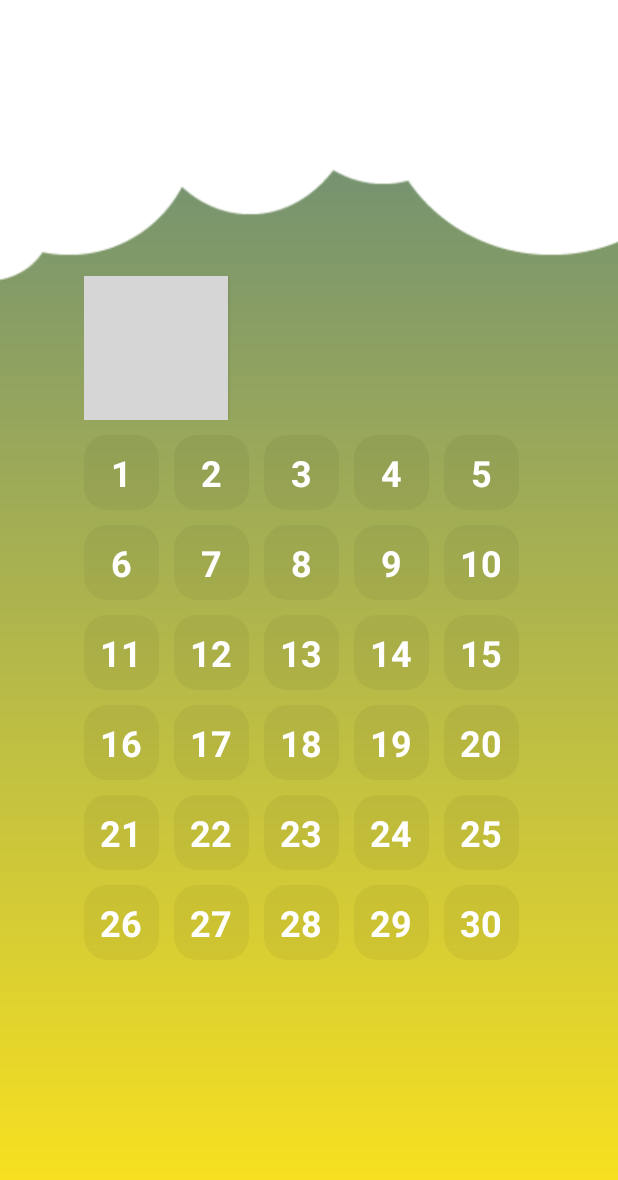
After one commit to mezgoodle/QuizGame, an Android app: the layout gamelevels.xml on its own in the app's theme, with its tools: preview values and no code run, on a phone screen of 412 x 824 dp. The commit adds this screen. Shown: the top 1180 px of the screen. Run offline under Robolectric (Android 15) with nearby library versions, the phone set to English and light mode, and no system bars; grey boxes are pictures that could not be loaded.

Commit message:
Add level buttons

```diff
--- /dev/null
+++ b/app/src/main/res/drawable/button_gamelevels.xml
@@ -0,0 +1,5 @@
+<?xml version="1.0" encoding="utf-8"?>
+<selector xmlns:android="http://schemas.android.com/apk/res/android">
+    <item android:state_pressed="false" android:drawable="@drawable/style_btn_black95"/>
+    <item android:state_pressed="true" android:drawable="@drawable/style_btn_black60"/>
+</selector>
--- /dev/null
+++ b/app/src/main/res/drawable/style_btn_black60.xml
@@ -0,0 +1,5 @@
+<?xml version="1.0" encoding="utf-8"?>
+<shape xmlns:android="http://schemas.android.com/apk/res/android">
+    <corners android:radius="15dp"></corners>
+    <solid android:color="@color/black60"></solid>
+</shape>
--- /dev/null
+++ b/app/src/main/res/drawable/style_btn_black95.xml
@@ -0,0 +1,5 @@
+<?xml version="1.0" encoding="utf-8"?>
+<shape xmlns:android="http://schemas.android.com/apk/res/android">
+    <corners android:radius="15dp"></corners>
+    <solid android:color="@color/black95"></solid>
+</shape>
--- /dev/null
+++ b/app/src/main/res/layout/gamelevels.xml
@@ -0,0 +1,449 @@
+<?xml version="1.0" encoding="utf-8"?>
+<RelativeLayout xmlns:android="http://schemas.android.com/apk/res/android"
+    xmlns:app="http://schemas.android.com/apk/res-auto"
+    android:layout_width="match_parent"
+    android:layout_height="match_parent"
+    android:orientation="vertical">
+
+    <ImageView
+        android:id="@+id/imageView"
+        android:layout_width="match_parent"
+        android:layout_height="match_parent"
+        android:scaleType="centerCrop"
+        app:srcCompat="@drawable/main_background" />
+
+    <LinearLayout
+        android:id="@+id/container1"
+        android:layout_width="match_parent"
+        android:layout_height="match_parent"
+        android:gravity="center"
+        android:orientation="vertical">
+
+        <LinearLayout
+            android:id="@+id/container2"
+            android:layout_width="wrap_content"
+            android:layout_height="wrap_content"
+            android:orientation="vertical"
+            android:padding="10dp">
+
+            <LinearLayout
+                android:id="@+id/container3"
+                android:layout_width="match_parent"
+                android:layout_height="match_parent"
+                android:orientation="horizontal">
+
+                <Button
+                    android:id="@+id/button_back"
+                    android:layout_width="wrap_content"
+                    android:layout_height="wrap_content"
+                    android:text="@string/back"
+                    android:background="@drawable/button_stroke_black95_press_white"
+                    android:textSize="24sp"
+                    android:paddingLeft="5dp"
+                    android:paddingRight="5dp"
+                    android:textColor="@color/white"
+                    android:textAllCaps="false"/>
+            </LinearLayout>
+
+            <ScrollView
+                android:layout_width="match_parent"
+                android:layout_height="match_parent"
+                android:layout_marginTop="10dp">
+
+                <LinearLayout
+                    android:id="@+id/container4"
+                    android:layout_width="match_parent"
+                    android:layout_height="wrap_content"
+                    android:orientation="vertical" >
+
+                    <LinearLayout
+                        android:id="@+id/line1"
+                        android:layout_width="match_parent"
+                        android:layout_height="match_parent"
+                        android:orientation="horizontal">
+
+                        <TextView
+                            android:id="@+id/textView1"
+                            android:layout_width="50dp"
+                            android:layout_height="50dp"
+                            android:layout_marginRight="10dp"
+                            android:background="@drawable/button_gamelevels"
+                            android:gravity="center"
+                            android:text="1"
+                            android:textColor="@color/white"
+                            android:textSize="24sp"
+                            android:textStyle="bold" />
+
+                        <TextView
+                            android:id="@+id/textView2"
+                            android:layout_width="50dp"
+                            android:layout_height="50dp"
+                            android:layout_marginRight="10dp"
+                            android:background="@drawable/button_gamelevels"
+                            android:gravity="center"
+                            android:text="2"
+                            android:textColor="@color/white"
+                            android:textSize="24sp"
+                            android:textStyle="bold" />
+
+                        <TextView
+                            android:id="@+id/textView3"
+                            android:layout_width="50dp"
+                            android:layout_height="50dp"
+                            android:layout_marginRight="10dp"
+                            android:background="@drawable/button_gamelevels"
+                            android:gravity="center"
+                            android:text="3"
+                            android:textColor="@color/white"
+                            android:textSize="24sp"
+                            android:textStyle="bold" />
+
+                        <TextView
+                            android:id="@+id/textView4"
+                            android:layout_width="50dp"
+                            android:layout_height="50dp"
+                            android:layout_marginRight="10dp"
+                            android:background="@drawable/button_gamelevels"
+                            android:gravity="center"
+                            android:text="4"
+                            android:textColor="@color/white"
+                            android:textSize="24sp"
+                            android:textStyle="bold" />
+
+                        <TextView
+                            android:id="@+id/textView5"
+                            android:layout_width="50dp"
+                            android:layout_height="50dp"
+                            android:layout_marginRight="10dp"
+                            android:background="@drawable/button_gamelevels"
+                            android:gravity="center"
+                            android:text="5"
+                            android:textColor="@color/white"
+                            android:textSize="24sp"
+                            android:textStyle="bold" />
+                    </LinearLayout>
+
+                    <LinearLayout
+                        android:id="@+id/line2"
+                        android:layout_width="match_parent"
+                        android:layout_height="wrap_content"
+                        android:orientation="horizontal"
+                        android:layout_marginTop="10dp">
+
+                        <TextView
+                            android:id="@+id/textView6"
+                            android:layout_width="50dp"
+                            android:layout_height="50dp"
+                            android:text="6"
+                            android:layout_marginRight="10dp"
+                            android:background="@drawable/button_gamelevels"
+                            android:textColor="@color/white"
+                            android:textSize="24sp"
+                            android:textStyle="bold"
+                            android:gravity="center"/>
+                        <TextView
+                            android:id="@+id/textView7"
+                            android:layout_width="50dp"
+                            android:layout_height="50dp"
+                            android:text="7"
+                            android:layout_marginRight="10dp"
+                            android:background="@drawable/button_gamelevels"
+                            android:textColor="@color/white"
+                            android:textSize="24sp"
+                            android:textStyle="bold"
+                            android:gravity="center"/>
+                        <TextView
+                            android:id="@+id/textView8"
+                            android:layout_width="50dp"
+                            android:layout_height="50dp"
+                            android:text="8"
+                            android:layout_marginRight="10dp"
+                            android:background="@drawable/button_gamelevels"
+                            android:textColor="@color/white"
+                            android:textSize="24sp"
+                            android:textStyle="bold"
+                            android:gravity="center"/>
+                        <TextView
+                            android:id="@+id/textView9"
+                            android:layout_width="50dp"
+                            android:layout_height="50dp"
+                            android:text="9"
+                            android:layout_marginRight="10dp"
+                            android:background="@drawable/button_gamelevels"
+                            android:textColor="@color/white"
+                            android:textSize="24sp"
+                            android:textStyle="bold"
+                            android:gravity="center"/>
+                        <TextView
+                            android:id="@+id/textView10"
+                            android:layout_width="50dp"
+                            android:layout_height="50dp"
+                            android:text="10"
+                            android:layout_marginRight="10dp"
+                            android:background="@drawable/button_gamelevels"
+                            android:textColor="@color/white"
+                            android:textSize="24sp"
+                            android:textStyle="bold"
+                            android:gravity="center"/>
+                    </LinearLayout>
+
+                    <LinearLayout
+                        android:id="@+id/line3"
+                        android:layout_width="match_parent"
+                        android:layout_height="wrap_content"
+                        android:orientation="horizontal"
+                        android:layout_marginTop="10dp">
+
+                        <TextView
+                            android:id="@+id/textView11"
+                            android:layout_width="50dp"
+                            android:layout_height="50dp"
+                            android:text="11"
+                            android:layout_marginRight="10dp"
+                            android:background="@drawable/button_gamelevels"
+                            android:textColor="@color/white"
+                            android:textSize="24sp"
+                            android:textStyle="bold"
+                            android:gravity="center"/>
+                        <TextView
+                            android:id="@+id/textView12"
+                            android:layout_width="50dp"
+                            android:layout_height="50dp"
+                            android:text="12"
+                            android:layout_marginRight="10dp"
+                            android:background="@drawable/button_gamelevels"
+                            android:textColor="@color/white"
+                            android:textSize="24sp"
+                            android:textStyle="bold"
+                            android:gravity="center"/>
+                        <TextView
+                            android:id="@+id/textView13"
+                            android:layout_width="50dp"
+                            android:layout_height="50dp"
+                            android:text="13"
+                            android:layout_marginRight="10dp"
+                            android:background="@drawable/button_gamelevels"
+                            android:textColor="@color/white"
+                            android:textSize="24sp"
+                            android:textStyle="bold"
+                            android:gravity="center"/>
+                        <TextView
+                            android:id="@+id/textView14"
+                            android:layout_width="50dp"
+                            android:layout_height="50dp"
+                            android:text="14"
+                            android:layout_marginRight="10dp"
+                            android:background="@drawable/button_gamelevels"
+                            android:textColor="@color/white"
+                            android:textSize="24sp"
+                            android:textStyle="bold"
+                            android:gravity="center"/>
+                        <TextView
+                            android:id="@+id/textView15"
+                            android:layout_width="50dp"
+                            android:layout_height="50dp"
+                            android:text="15"
+                            android:layout_marginRight="10dp"
+                            android:background="@drawable/button_gamelevels"
+                            android:textColor="@color/white"
+                            android:textSize="24sp"
+                            android:textStyle="bold"
+                            android:gravity="center"/>
+                    </LinearLayout>
+
+                    <LinearLayout
+                        android:id="@+id/line4"
+                        android:layout_width="match_parent"
+                        android:layout_height="wrap_content"
+                        android:orientation="horizontal"
+                        android:layout_marginTop="10dp">
+
+                        <TextView
+                            android:id="@+id/textView16"
+                            android:layout_width="50dp"
+                            android:layout_height="50dp"
+                            android:text="16"
+                            android:layout_marginRight="10dp"
+                            android:background="@drawable/button_gamelevels"
+                            android:textColor="@color/white"
+                            android:textSize="24sp"
+                            android:textStyle="bold"
+                            android:gravity="center"/>
+                        <TextView
+                            android:id="@+id/textView17"
+                            android:layout_width="50dp"
+                            android:layout_height="50dp"
+                            android:text="17"
+                            android:layout_marginRight="10dp"
+                            android:background="@drawable/button_gamelevels"
+                            android:textColor="@color/white"
+                            android:textSize="24sp"
+                            android:textStyle="bold"
+                            android:gravity="center"/>
+                        <TextView
+                            android:id="@+id/textView18"
+                            android:layout_width="50dp"
+                            android:layout_height="50dp"
+                            android:text="18"
+                            android:layout_marginRight="10dp"
+                            android:background="@drawable/button_gamelevels"
+                            android:textColor="@color/white"
+                            android:textSize="24sp"
+                            android:textStyle="bold"
+                            android:gravity="center"/>
+                        <TextView
+                            android:id="@+id/textView19"
+                            android:layout_width="50dp"
+                            android:layout_height="50dp"
+                            android:text="19"
+                            android:layout_marginRight="10dp"
+                            android:background="@drawable/button_gamelevels"
+                            android:textColor="@color/white"
+                            android:textSize="24sp"
+                            android:textStyle="bold"
+                            android:gravity="center"/>
+                        <TextView
+                            android:id="@+id/textView20"
+                            android:layout_width="50dp"
+                            android:layout_height="50dp"
+                            android:text="20"
+                            android:layout_marginRight="10dp"
+                            android:background="@drawable/button_gamelevels"
+                            android:textColor="@color/white"
+                            android:textSize="24sp"
+                            android:textStyle="bold"
+                            android:gravity="center"/>
+                    </LinearLayout>
+
+                    <LinearLayout
+                        android:id="@+id/line5"
+                        android:layout_width="match_parent"
+                        android:layout_height="wrap_content"
+                        android:orientation="horizontal"
+                        android:layout_marginTop="10dp">
+
+                        <TextView
+                            android:id="@+id/textView21"
+                            android:layout_width="50dp"
+                            android:layout_height="50dp"
+                            android:text="21"
+                            android:layout_marginRight="10dp"
+                            android:background="@drawable/button_gamelevels"
+                            android:textColor="@color/white"
+                            android:textSize="24sp"
+                            android:textStyle="bold"
+                            android:gravity="center"/>
+                        <TextView
+                            android:id="@+id/textView22"
+                            android:layout_width="50dp"
+                            android:layout_height="50dp"
+                            android:text="22"
+                            android:layout_marginRight="10dp"
+                            android:background="@drawable/button_gamelevels"
+                            android:textColor="@color/white"
+                            android:textSize="24sp"
+                            android:textStyle="bold"
+                            android:gravity="center"/>
+                        <TextView
+                            android:id="@+id/textView23"
+                            android:layout_width="50dp"
+                            android:layout_height="50dp"
+                            android:text="23"
+                            android:layout_marginRight="10dp"
+                            android:background="@drawable/button_gamelevels"
+                            android:textColor="@color/white"
+                            android:textSize="24sp"
+                            android:textStyle="bold"
+                            android:gravity="center"/>
+                        <TextView
+                            android:id="@+id/textView24"
+                            android:layout_width="50dp"
+                            android:layout_height="50dp"
+                            android:text="24"
+                            android:layout_marginRight="10dp"
+                            android:background="@drawable/button_gamelevels"
+                            android:textColor="@color/white"
+                            android:textSize="24sp"
+                            android:textStyle="bold"
+                            android:gravity="center"/>
+                        <TextView
+                            android:id="@+id/textView25"
+                            android:layout_width="50dp"
+                            android:layout_height="50dp"
+                            android:text="25"
+                            android:layout_marginRight="10dp"
+                            android:background="@drawable/button_gamelevels"
+                            android:textColor="@color/white"
+                            android:textSize="24sp"
+                            android:textStyle="bold"
+                            android:gravity="center"/>
+                    </LinearLayout>
+
+                    <LinearLayout
+                        android:id="@+id/line6"
+                        android:layout_width="match_parent"
+                        android:layout_height="wrap_content"
+                        android:orientation="horizontal"
+                        android:layout_marginTop="10dp">
+
+                        <TextView
+                            android:id="@+id/textView26"
+                            android:layout_width="50dp"
+                            android:layout_height="50dp"
+                            android:text="26"
+                            android:layout_marginRight="10dp"
+                            android:background="@drawable/button_gamelevels"
+                            android:textColor="@color/white"
+                            android:textSize="24sp"
+                            android:textStyle="bold"
+                            android:gravity="center"/>
+                        <TextView
+                            android:id="@+id/textView27"
+                            android:layout_width="50dp"
+                            android:layout_height="50dp"
+                            android:text="27"
+                            android:layout_marginRight="10dp"
+                            android:background="@drawable/button_gamelevels"
+                            android:textColor="@color/white"
+                            android:textSize="24sp"
+                            android:textStyle="bold"
+                            android:gravity="center"/>
+                        <TextView
+                            android:id="@+id/textView28"
+                            android:layout_width="50dp"
+                            android:layout_height="50dp"
+                            android:text="28"
+                            android:layout_marginRight="10dp"
+                            android:background="@drawable/button_gamelevels"
+                            android:textColor="@color/white"
+                            android:textSize="24sp"
+                            android:textStyle="bold"
+                            android:gravity="center"/>
+                        <TextView
+                            android:id="@+id/textView29"
+                            android:layout_width="50dp"
+                            android:layout_height="50dp"
+                            android:text="29"
+                            android:layout_marginRight="10dp"
+                            android:background="@drawable/button_gamelevels"
+                            android:textColor="@color/white"
+                            android:textSize="24sp"
+                            android:textStyle="bold"
+                            android:gravity="center"/>
+                        <TextView
+                            android:id="@+id/textView30"
+                            android:layout_width="50dp"
+                            android:layout_height="50dp"
+                            android:text="30"
+                            android:layout_marginRight="10dp"
+                            android:background="@drawable/button_gamelevels"
+                            android:textColor="@color/white"
+                            android:textSize="24sp"
+                            android:textStyle="bold"
+                            android:gravity="center"/>
+                    </LinearLayout>
+                </LinearLayout>
+            </ScrollView>
+        </LinearLayout>
+    </LinearLayout>
+</RelativeLayout>
--- a/app/src/main/res/values/colors.xml
+++ b/app/src/main/res/values/colors.xml
@@ -7,5 +7,6 @@
     <color name="teal_700">#FF018786</color>
     <color name="black">#FF000000</color>
     <color name="black95">#0C000000</color>
+    <color name="black60">#4A000000</color>
     <color name="white">#FFFFFFFF</color>
 </resources>
--- a/app/src/main/res/values/strings.xml
+++ b/app/src/main/res/values/strings.xml
@@ -1,4 +1,5 @@
 <resources>
     <string name="app_name">QuizGame</string>
     <string name="start">Start</string>
+    <string name="back">Back</string>
 </resources>
```
